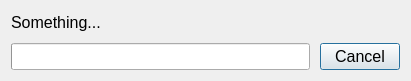
Qt form src/forms/document_load_progress.ui (DinoZAR/CentralAccessReader) before a commit.
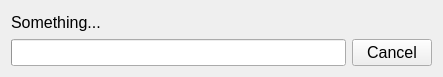
The same form after that commit. Icons and pictures are not drawn.

Commit message: Made custom progress bar, unresizable, modal, and when closing, calls the cancel signal to everyone.

Diff of the .ui file:
```diff
--- a/src/forms/document_load_progress.ui
+++ b/src/forms/document_load_progress.ui
@@ -1,7 +1,7 @@
 <?xml version="1.0" encoding="UTF-8"?>
 <ui version="4.0">
  <class>DocumentLoadProgressDialog</class>
- <widget class="QDialog" name="DocumentLoadProgressDialog">
+ <widget class="QWidget" name="DocumentLoadProgressDialog">
   <property name="windowModality">
    <enum>Qt::ApplicationModal</enum>
   </property>
@@ -9,8 +9,8 @@
    <rect>
     <x>0</x>
     <y>0</y>
-    <width>411</width>
-    <height>81</height>
+    <width>443</width>
+    <height>77</height>
    </rect>
   </property>
   <property name="font">
@@ -29,9 +29,6 @@
    <bool>true</bool>
   </property>
   <layout class="QVBoxLayout" name="verticalLayout">
-   <property name="spacing">
-    <number>10</number>
-   </property>
    <item>
     <widget class="QLabel" name="label">
      <property name="text">
```
Left out of the diff: 3 changed lines with no effect on the pictures. The commit also changes 2 other files.
